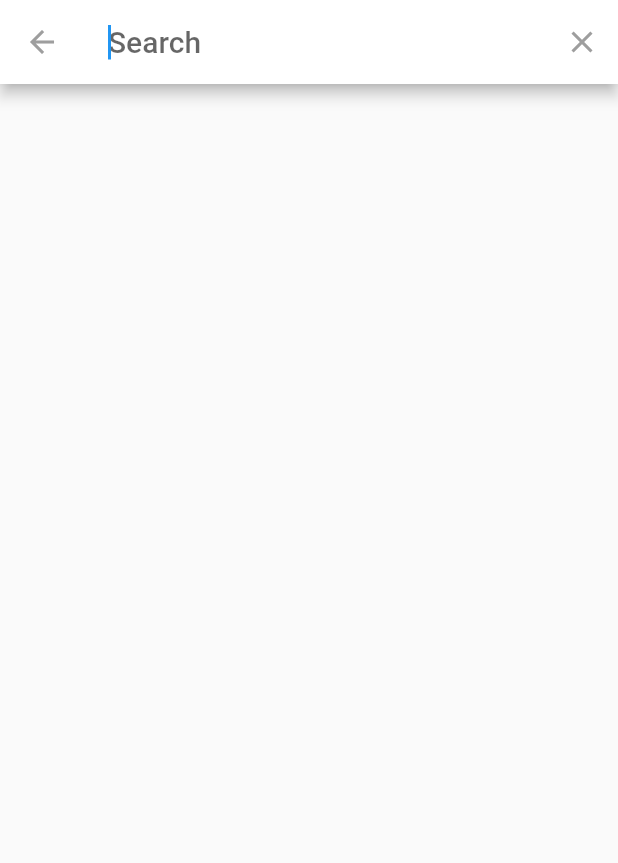
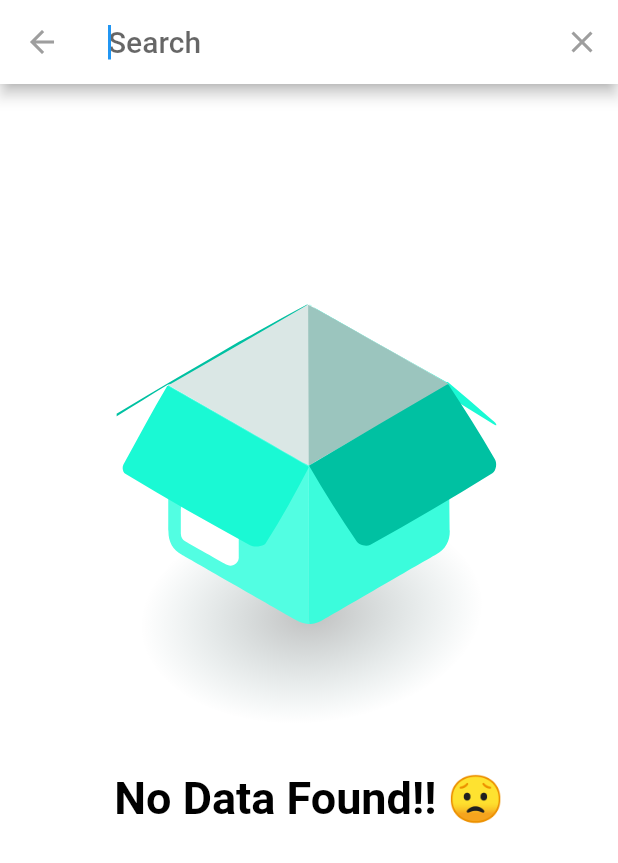
Before and after one commit to JiyadAhammad/student-mgnt, a Flutter app: the screen it shows after launch, after a tap on the "search" icon, on a phone screen of 412 x 824 dp. Shown: the top 863 px of the screen. Run offline on Flutter 3.47's test engine with Material 2 defaults, Android fonts, the phone set to English and light mode, and no system bars; our stand-ins replace flutter_screenutil, get, hive, hive_flutter, image_picker, lottie and 1 more; missing offline and left inert: dart:ffi; accounts and stored records are empty.

Commit message:
search ready

```diff
--- a/lib/controller/controller/student_controller.dart
+++ b/lib/controller/controller/student_controller.dart
@@ -6,7 +6,7 @@ import 'package:student/main.dart';
 import 'package:student/model/data_model/data_model.dart';
 
 class StudentController extends GetxController {
-  var list = <Student>[].obs;
+  var list = <Student>[];
   addStudent(Student value) async {
     final id = await studentDb.add(value);
     value.id = id;
@@ -15,6 +15,7 @@ class StudentController extends GetxController {
     log(value.studentName.toString());
     // studentDb.add(value);
     // list.value.add(value);
+    getAllStudents();
     update();
   }
 
@@ -37,4 +38,10 @@ class StudentController extends GetxController {
     list.removeAt(index);
     update();
   }
+
+  @override
+  void onInit() {
+    getAllStudents();
+    super.onInit();
+  }
 }
--- a/lib/view/home/home_screen.dart
+++ b/lib/view/home/home_screen.dart
@@ -46,9 +46,7 @@ class HomeSceen extends StatelessWidget {
               padding: EdgeInsets.zero,
               onPressed: () {
                 Get.to(
-                  () => Formwidget(
-                    obj: studentController,
-                  ),
+                  () => Formwidget(),
                   transition: Transition.zoom,
                   duration: const Duration(
                     milliseconds: 1000,
@@ -100,7 +98,6 @@ class HomeSceen extends StatelessWidget {
                                 index: index,
                                 controllerObj: studentController,
                                 data: studentController.list[index],
-
                               ),
                             );
                           },
@@ -114,8 +111,7 @@ class HomeSceen extends StatelessWidget {
                           leading: CircleAvatar(
                             backgroundImage: FileImage(
                               File(
-                                  studentControllerList
-                                      .list[index].studentImage!,
+                                studentControllerList.list[index].studentImage!,
                               ),
                             ),
                             radius: 30,
@@ -193,14 +189,15 @@ class HomeSceen extends StatelessWidget {
                     );
                   },
                 )
-                : Column(
+              : ListView(
                   children: [
                     Center(
                       child: Lottie.asset(
                         'asset/lottie/emptyfile.json',
                       ),
                     ),
-                      const Text(
+                    const Center(
+                      child: Text(
                         "No Data Found!! 😟",
                         style: TextStyle(
                           color: kblack,
@@ -208,9 +205,11 @@ class HomeSceen extends StatelessWidget {
                           fontWeight: FontWeight.bold,
                         ),
                       ),
+                    ),
                   ],
                 );
-          }),
+        },
+      ),
     );
   }
 }
--- a/lib/view/home/widget/serach.dart
+++ b/lib/view/home/widget/serach.dart
@@ -1,7 +1,14 @@
-import 'dart:developer';
+import 'dart:io';
 
 import 'package:flutter/material.dart';
-import 'package:student/model/data_function/function.dart';
+import 'package:get/get.dart';
+import 'package:lottie/lottie.dart';
+import 'package:student/constant/color/colors.dart';
+import 'package:student/controller/controller/student_controller.dart';
+import 'package:student/view/home/home_screen.dart';
+import 'package:student/view/student_details/student_details.dart';
+
+final studcontroller = Get.put(StudentController());
 
 class Search extends SearchDelegate {
   @override
@@ -43,14 +50,104 @@ class Search extends SearchDelegate {
 
   @override
   Widget buildSuggestions(BuildContext context) {
-    final listItems = query.isEmpty
-        ? studentValueNotifier.value
-        : studentValueNotifier.value
-            .where((item) => item.studentName!
-                .toLowerCase()
-                .startsWith(query.toLowerCase().toString()))
-            .toList();
-    log(listItems.toString());
-    return const Scaffold();
+    final searched = studcontroller.list
+        .where(
+          (element) => element.studentName!.toLowerCase().contains(
+                query.toLowerCase(),
+              ),
+        )
+        .toList();
+
+    return Scaffold(
+      backgroundColor: kwhite,
+      body: searched.isEmpty
+          ? ListView(
+              children: [
+                Center(
+                  child: Lottie.asset(
+                    'asset/lottie/emptyfile.json',
+                  ),
+                ),
+                const Center(
+                  child: Text(
+                    "No Data Found!! 😟",
+                    style: TextStyle(
+                      color: kblack,
+                      fontSize: 30,
+                      fontWeight: FontWeight.bold,
+                    ),
+                  ),
+                ),
+              ],
+            )
+          : Padding(
+              padding: const EdgeInsets.symmetric(
+                horizontal: 15,
+                vertical: 15,
+              ),
+              child: ListView.separated(
+                  physics: const BouncingScrollPhysics(),
+                  shrinkWrap: true,
+                  itemBuilder: (context, index) {
+                    return Container(
+                      decoration: BoxDecoration(
+                        color: kwhite,
+                        borderRadius: BorderRadius.circular(15),
+                      ),
+                      child: ListTile(
+                        leading: CircleAvatar(
+                          maxRadius: 30,
+
+                          backgroundImage:
+                              FileImage(File(searched[index].studentImage!)),
+                          // backgroundImage: AssetImage(
+                          //   widget.allAudios[index].metas.image!.path,
+                          // ),
+
+                          //AssetImage(audioList[index].metas.image!.path),
+                          child: Container(
+                            // height: MediaQuery.of(context).size.height * 0.7,
+                            height: 200,
+                          ),
+                        ),
+                        onTap: () async {
+                          Get.to(
+                            StudentDetail(
+                              index: index,
+                              data: searched[index],
+                              controllerObj: studcontroller,
+                            ),
+                          );
+                        },
+                        title: Padding(
+                          padding: const EdgeInsets.only(
+                            left: 5.0,
+                            bottom: 3,
+                            top: 3,
+                          ),
+                          child: Text(
+                            searched[index].studentName!,
+                            overflow: TextOverflow.ellipsis,
+                            style: const TextStyle(
+                              color: kblack,
+                              fontSize: 18,
+                            ),
+                          ),
+                        ),
+                      ),
+                    );
+                  },
+                  separatorBuilder: (
+                    context,
+                    index,
+                  ) {
+                    return const Divider(
+                      height: 20,
+                      thickness: 3,
+                    );
+                  },
+                  itemCount: searched.length),
+            ),
+    );
   }
 }
```
Also changed, not shown: lib/view/form_widget/form_widget.dart (+13 -7 lines), lib/view/student_details/student_details.dart (+8 -2 lines), lib/view/update/update_screen.dart (added, +14 -0 lines). Lines whose indentation alone changed are shown as unchanged.
